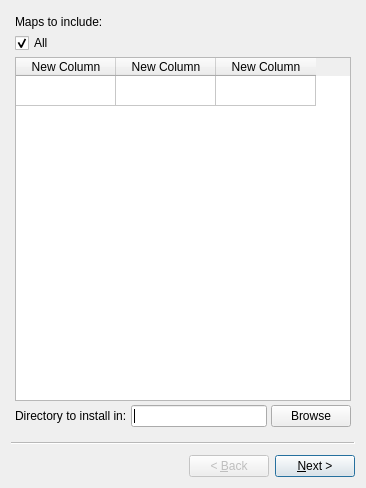
The window that installer.ui (RamchandraApte/unvanquished-installer) describes before a commit, drawn with Qt 5.
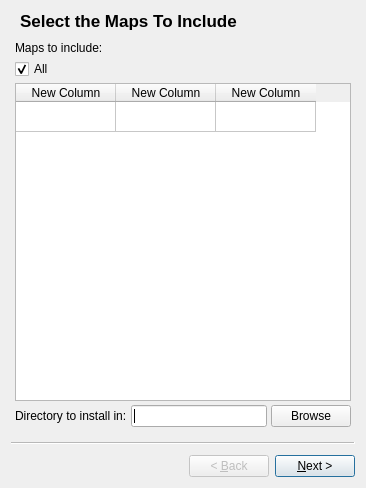
The same window after the commit. Icons and pictures are not drawn.

Commit message: Added title to the first page of the wizard.

Patch:
```diff
--- a/installer.ui
+++ b/installer.ui
@@ -33,6 +33,9 @@
    <set>QWizard::NoCancelButton</set>
   </property>
   <widget class="QWizardPage" name="wizardPage1">
+   <property name="title">
+    <string>Select the Maps To Include</string>
+   </property>
    <property name="subTitle">
     <string/>
    </property>
```
